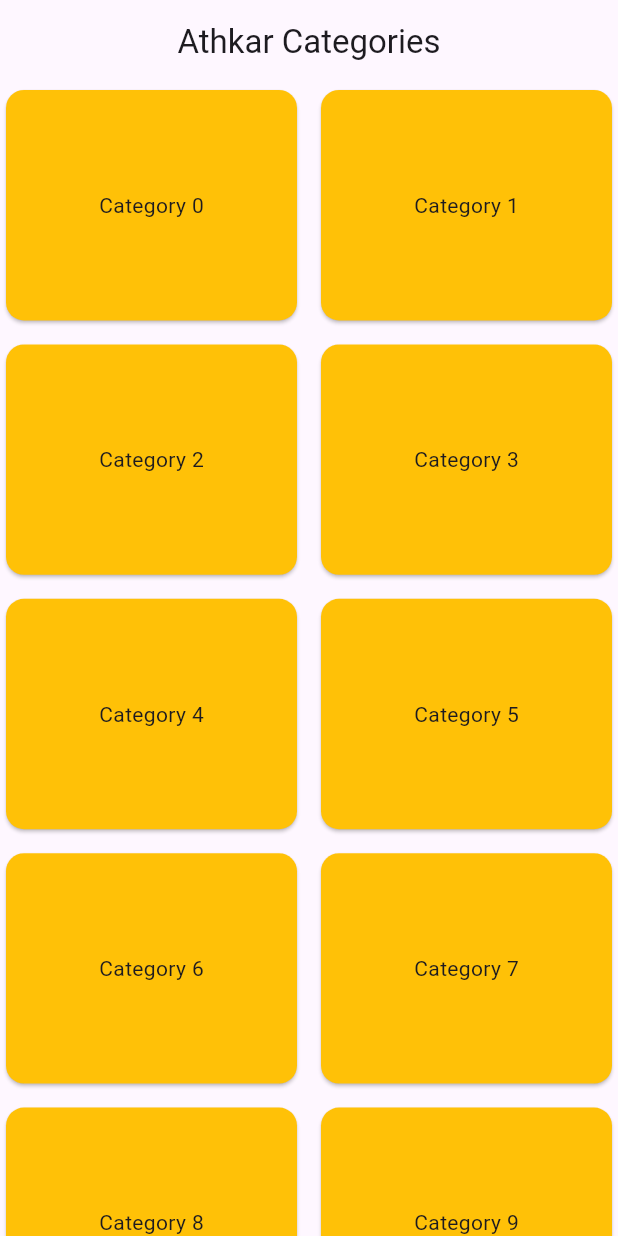
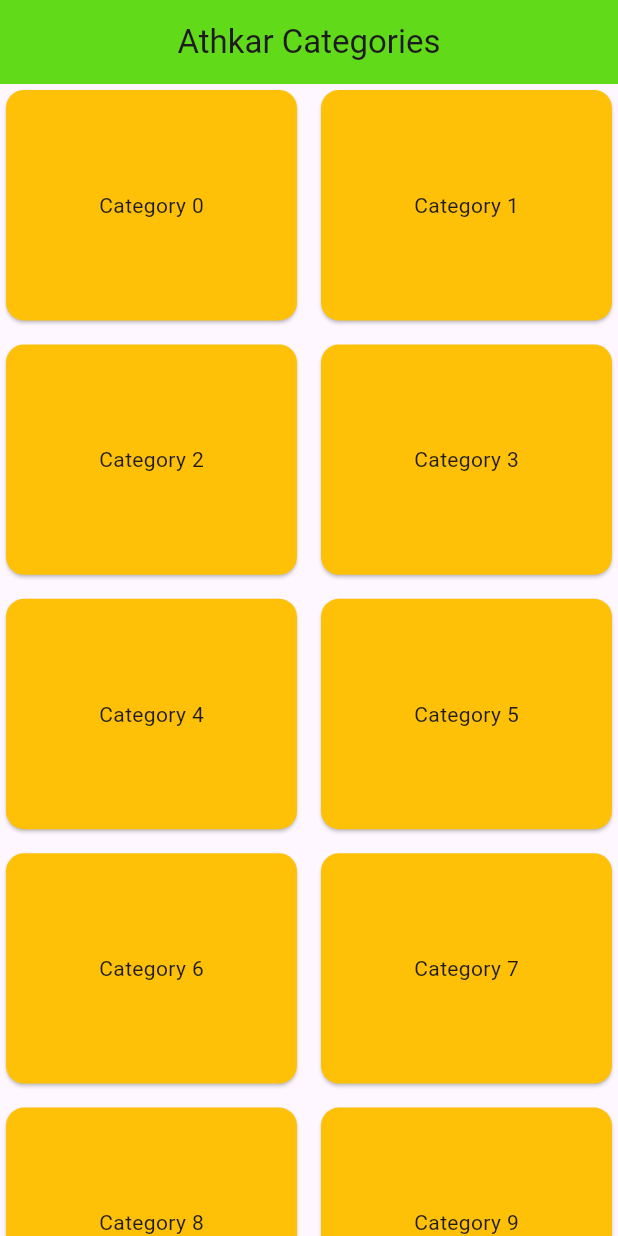
Before and after one commit to MoayadBatwa/muslim_app, a Flutter app: the screen it shows after launch, on a phone screen of 412 x 824 dp. Run offline on Flutter 3.47's test engine with Material 3 defaults, Android fonts, the phone set to English and light mode, and no system bars; our stand-ins replace bloc, flutter_bloc; missing offline and left inert: muslim_data_flutter.

Commit message:
set bloc management state & get the categories from the muslim package

```diff
--- a/lib/screens/categoriesScreen/bloc/category_bloc.dart
+++ b/lib/screens/categoriesScreen/bloc/category_bloc.dart
@@ -1,14 +1,20 @@
+import 'dart:developer';
+
 import 'package:bloc/bloc.dart';
-import 'package:meta/meta.dart';
+import 'package:flutter/material.dart';
 import 'package:flutter_bloc/flutter_bloc.dart';
+import 'package:muslim_data_flutter/muslim_data_flutter.dart' as muslim_pack;
 
 part 'category_event.dart';
 part 'category_state.dart';
 
 class CategoryBloc extends Bloc<CategoryEvent, CategoryState> {
+  final muslimRepo = muslim_pack.MuslimRepository();
+
   CategoryBloc() : super(CategoryInitial()) {
-    on<CategoryEvent>((event, emit) {
-      // TODO: implement event handler
+    on<GetCategoriesEvent>((event, emit) async {
+      final categories = await muslimRepo.getAzkarCategories();
+      log("Categories: ${categories.runtimeType}");
     });
   }
 }
--- a/lib/screens/categoriesScreen/bloc/category_event.dart
+++ b/lib/screens/categoriesScreen/bloc/category_event.dart
@@ -1,4 +1,7 @@
 part of 'category_bloc.dart';
+
 
 @immutable
 sealed class CategoryEvent {}
+
+final class GetCategoriesEvent extends CategoryEvent {}
--- a/lib/screens/categoriesScreen/category_screen.dart
+++ b/lib/screens/categoriesScreen/category_screen.dart
@@ -1,33 +1,60 @@
 import 'package:flutter/material.dart';
+import 'package:flutter_bloc/flutter_bloc.dart';
+import 'package:muslim_app/screens/categoriesScreen/bloc/category_bloc.dart';
 
 class CategoryScreen extends StatelessWidget {
   const CategoryScreen({super.key});
 
   @override
   Widget build(BuildContext context) {
+    return BlocProvider(
+      create: (_) => CategoryBloc(),
+      child: Builder(
+        builder: (context) {
+          context.read<CategoryBloc>().add(GetCategoriesEvent());
+
           return Scaffold(
-      appBar: AppBar(title: Text("Athkar Categories"), centerTitle: true),
+            appBar: AppBar(
+              title: Text("Athkar Categories"),
+              centerTitle: true,
+              backgroundColor: const Color.fromARGB(255, 96, 218, 25),
+            ),
+
             body: Column(
               children: [
-          Expanded(
+                BlocBuilder<CategoryBloc, CategoryState>(
+                  buildWhen: (previous, current) {
+                    if (current is CategoryInitial) {
+                      return true;
+                    }
+
+                    return false;
+                  },
+                  builder: (context, state) {
+                    return Expanded(
                       child: GridView.builder(
                         itemCount: 10,
                         gridDelegate: SliverGridDelegateWithFixedCrossAxisCount(
                           crossAxisCount: 2,
-                childAspectRatio: 1/ 0.8,
+                          childAspectRatio: 1 / 0.8,
                           crossAxisSpacing: 8,
                           mainAxisSpacing: 8,
                         ),
-              itemBuilder: (context, index){
+                        itemBuilder: (context, index) {
                           return Card(
                             color: Colors.amber,
                             child: Center(child: Text("Category $index")),
                           );
                         },
                       ),
+                    );
+                  },
                 ),
               ],
             ),
           );
+        },
+      ),
+    );
   }
 }
--- a/pubspec.yaml
+++ b/pubspec.yaml
@@ -11,6 +11,7 @@ dependencies:
   flutter:
     sdk: flutter
   flutter_bloc: ^9.1.1
+  muslim_data_flutter: ^1.5.0
 
 dev_dependencies:
   flutter_test:
```
Also changed, not shown: pubspec.lock, 5 other files. Lines whose indentation alone changed are shown as unchanged.
